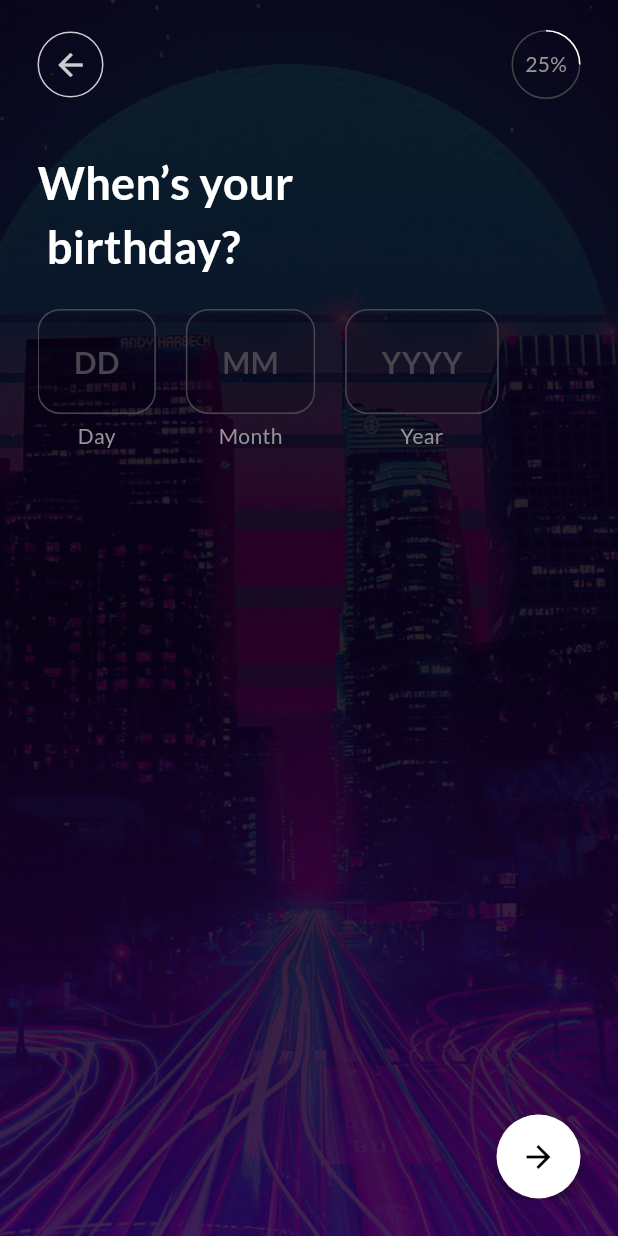
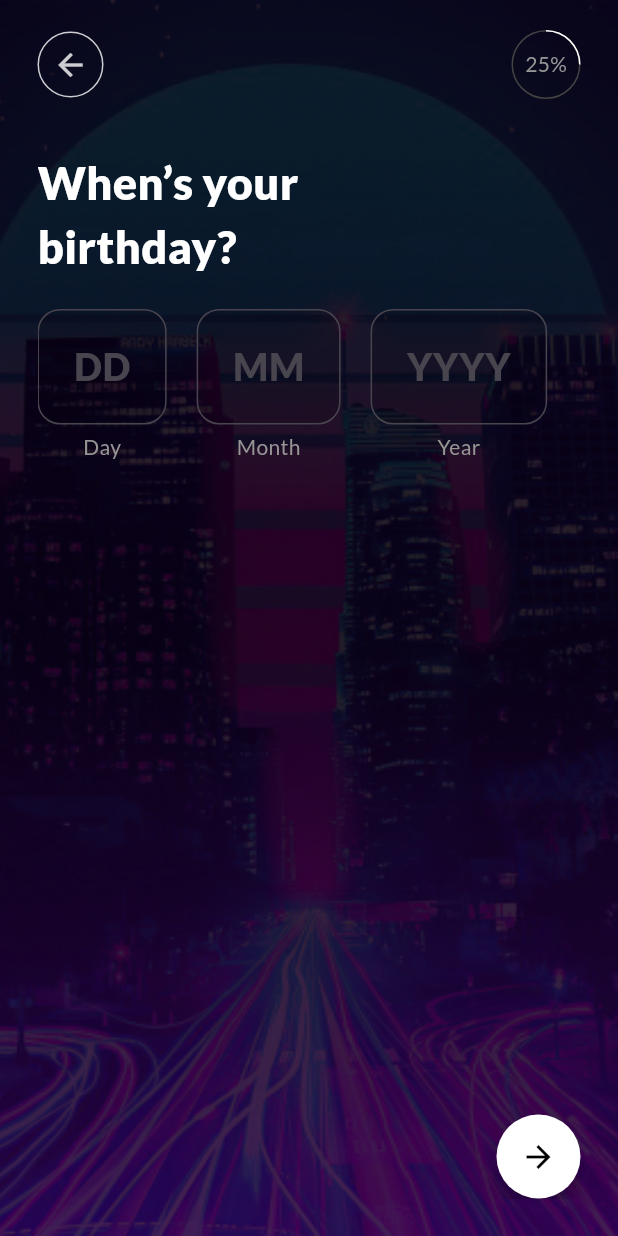
Before and after one commit to Albjon30/Albjon-Interview-Task, a Flutter app: the screen it shows after launch, after a tap on "Continue", on a phone screen of 412 x 824 dp. Run offline on Flutter 3.47's test engine with Material 3 defaults, Android fonts, the light colour scheme and no system bars; drawn by our look-alikes of percent_indicator; our stand-ins replace camera, go_router, google_mobile_ads, in_app_review, shared_preferences.

Commit message:
final fixes

```diff
--- a/lib/app_bar.dart
+++ b/lib/app_bar.dart
@@ -18,26 +18,21 @@ class AppBarWrapper extends StatelessWidget {
       key: scaffoldKey,
       body: Stack(
         children: [
-          MediaQuery.removePadding(
-            context: context,
-            removeBottom: true,
-            child: BackgroundImage(
-              image: screen != Routes.splashScreen
-                  ? "assets/onboarding_background.jpg"
-                  : "assets/splash_screen.jpg",
-            ),
-          ),
-          if (screen != Routes.cameraScreen &&
-              screen != Routes.imagePreviewScreen &&
-              screen != Routes.splashScreen) ...{
+          (screen == Routes.settingsScreen)
+              ? Container(color: Colors.black)
+              : BackgroundImage(
+                  image: screen == Routes.splashScreen
+                      ? "assets/splash_screen.jpg"
+                      : "assets/onboarding_background.jpg",
+                ),
+          if (!_isFullScreen(screen))
             SafeArea(
               child: ContentAlignment(
                 child: child ?? const SizedBox.shrink(),
               ),
             )
-          } else ...{
-            child ?? const SizedBox.shrink()
-          },
+          else
+            child ?? const SizedBox.shrink(),
           if (screen != Routes.splashScreen)
             Positioned(
               top: 20,
@@ -63,20 +58,26 @@ class AppBarWrapper extends StatelessWidget {
       ),
     );
   }
+
+  bool _isFullScreen(String screen) {
+    return screen == Routes.cameraScreen ||
+        screen == Routes.imagePreviewScreen ||
+        screen == Routes.splashScreen;
+  }
 }
 
 class LeadingButton extends StatelessWidget {
-  const LeadingButton({
-    super.key,
-  });
+  const LeadingButton({super.key});
 
   @override
   Widget build(BuildContext context) {
     return GestureDetector(
       onTap: () {
-        View.of(context).viewInsets.bottom > 0.0
-            ? FocusManager.instance.primaryFocus?.unfocus()
-            : context.pop(context);
+        if (View.of(context).viewInsets.bottom > 0.0) {
+          FocusManager.instance.primaryFocus?.unfocus();
+        } else {
+          context.pop(context);
+        }
       },
       child: Container(
         width: 44,
@@ -112,8 +113,7 @@ class _AppBarActionsState extends State<AppBarActions> {
   @override
   void initState() {
     super.initState();
-    // Set the progres value here only once to prevent resetting the animtion
-    progress = percentage(widget.screen);
+    progress = _calculateProgress(widget.screen);
   }
 
   @override
@@ -135,17 +135,16 @@ class _AppBarActionsState extends State<AppBarActions> {
             onTap: () => context.push(Routes.settingsScreen),
           ),
         ];
-      case Routes.birthdayScreen ||
-            Routes.genderScreen ||
-            Routes.addPhotoScreen ||
-            Routes.nicknameScreen:
+      case Routes.birthdayScreen:
+      case Routes.genderScreen:
+      case Routes.addPhotoScreen:
+      case Routes.nicknameScreen:
         return [
           CircularPercentIndicator(
             radius: 23.0,
             lineWidth: 1.0,
             percent: progress,
             animation: false,
-            animationDuration: 1000,
             backgroundColor: Colors.grey.shade800,
             center: Text(
               "${(progress * 100).toInt()}%",
@@ -161,7 +160,7 @@ class _AppBarActionsState extends State<AppBarActions> {
     }
   }
 
-  double percentage(screen) {
+  double _calculateProgress(String screen) {
     switch (screen) {
       case Routes.birthdayScreen:
         return 0.25;
--- a/lib/common/widgets.dart
+++ b/lib/common/widgets.dart
@@ -1,6 +1,5 @@
 import 'package:flutter/material.dart';
 import 'package:flutter/services.dart';
-import 'package:go_router/go_router.dart';
 
 class ContentAlignment extends StatelessWidget {
   final Widget child;
@@ -39,6 +38,7 @@ class BackgroundImage extends StatelessWidget {
           child: Image.asset(
             image,
             fit: BoxFit.cover,
+            cacheWidth: 1000,
           ),
         ),
         Positioned.fill(
@@ -113,7 +113,10 @@ Widget buildDateInputField({
             counterText: '', // Hides the counter text below the TextFormField
           ),
           style: const TextStyle(
-              color: Colors.white, fontSize: 20, fontWeight: FontWeight.bold),
+            color: Colors.white,
+            fontSize: 25,
+            fontWeight: FontWeight.w800,
+          ),
           initialValue: value,
           readOnly: readOnly,
           textAlign: TextAlign.center,
@@ -122,8 +125,13 @@ Widget buildDateInputField({
       ),
       if (label != null) ...{
         const SizedBox(height: 5),
-        Text(label,
-            style: const TextStyle(color: Color.fromRGBO(149, 149, 149, 1))),
+        Text(
+          label,
+          style: const TextStyle(
+            color: Color.fromRGBO(149, 149, 149, 1),
+            fontWeight: FontWeight.w400,
+          ),
+        ),
       }
     ],
   );
--- a/lib/main.dart
+++ b/lib/main.dart
@@ -17,12 +17,7 @@ class MyApp extends StatelessWidget {
       debugShowCheckedModeBanner: false,
       routerConfig: router,
       theme: ThemeData(
-        fontFamily: 'Lato', // Set Lato as the default font family
-        textTheme: const TextTheme(
-          bodyMedium: TextStyle(fontWeight: FontWeight.w400), // Regular
-          bodySmall: TextStyle(fontWeight: FontWeight.w300), // Light
-          headlineMedium: TextStyle(fontWeight: FontWeight.w700), // Bold
-        ),
+        fontFamily: 'Lato',
       ),
     );
   }
--- a/lib/routing/go_route.dart
+++ b/lib/routing/go_route.dart
@@ -22,11 +22,15 @@ class CustomTransition extends CustomTransitionPage<void> {
     super.key,
     required super.child,
   }) : super(
-          transitionDuration: const Duration(milliseconds: 100),
+          transitionDuration: const Duration(milliseconds: 70),
           reverseTransitionDuration: const Duration(milliseconds: 0),
           maintainState: false,
-          transitionsBuilder: (_, animation, __, child) {
-            return child;
+          transitionsBuilder: (context, animation, secondaryAnimation, child) {
+            return FadeTransition(
+              alwaysIncludeSemantics: true,
+              opacity: animation.drive(CurveTween(curve: Curves.ease)),
+              child: child,
+            );
           },
         );
 }
@@ -37,7 +41,6 @@ GoRouter routerWithLocation({
 }) {
   GoRouter.optionURLReflectsImperativeAPIs = true;
   return GoRouter(
-    debugLogDiagnostics: true,
     navigatorKey: routerNavigationKey,
     initialLocation: Routes.splashScreen,
     routes: <RouteBase>[
@@ -55,19 +58,19 @@ GoRouter routerWithLocation({
           GoRoute(
             path: Routes.birthdayScreen,
             pageBuilder: (BuildContext context, GoRouterState state) {
-              return CustomTransition(child: BirthdayScreen());
+              return CustomTransition(child: const BirthdayScreen());
             },
           ),
           GoRoute(
             path: Routes.nicknameScreen,
             pageBuilder: (BuildContext context, GoRouterState state) {
-              return CustomTransition(child: NicknameScreen());
+              return CustomTransition(child: const NicknameScreen());
             },
           ),
           GoRoute(
             path: Routes.genderScreen,
             pageBuilder: (BuildContext context, GoRouterState state) {
-              return CustomTransition(child: GenderSelectionScreen());
+              return CustomTransition(child: const GenderSelectionScreen());
             },
           ),
           GoRoute(
@@ -79,7 +82,7 @@ GoRouter routerWithLocation({
           GoRoute(
             path: Routes.cameraScreen,
             pageBuilder: (BuildContext context, GoRouterState state) {
-              return CustomTransition(child: CameraScreen());
+              return CustomTransition(child: const CameraScreen());
             },
           ),
           GoRoute(
--- a/lib/screens/add_photo_screen.dart
+++ b/lib/screens/add_photo_screen.dart
@@ -15,10 +15,10 @@ class PhotoScreen extends StatelessWidget {
           style: TextStyle(
             color: Colors.white,
             fontSize: 24,
-            fontWeight: FontWeight.bold,
+            fontWeight: FontWeight.w800,
           ),
         ),
-        const SizedBox(height: 20),
+        const SizedBox(height: 40),
         SizedBox(
           width: double.infinity,
           child: ElevatedButton(
@@ -79,7 +79,7 @@ class PhotoScreen extends StatelessWidget {
       child: Text(
         text,
         style: const TextStyle(
-          color: Colors.white,
+          color: Colors.grey,
           fontSize: 14,
         ),
       ),
--- a/lib/screens/birthday_screen.dart
+++ b/lib/screens/birthday_screen.dart
@@ -8,10 +8,10 @@ class BirthdayScreen extends StatefulWidget {
   const BirthdayScreen({super.key});
 
   @override
-  _BirthdayScreenState createState() => _BirthdayScreenState();
+  BirthdayScreenState createState() => BirthdayScreenState();
 }
 
-class _BirthdayScreenState extends State<BirthdayScreen> {
+class BirthdayScreenState extends State<BirthdayScreen> {
   final _formKey = GlobalKey<FormState>();
   final _dayController = TextEditingController();
   final _monthController = TextEditingController();
@@ -96,11 +96,11 @@ class _BirthdayScreenState extends State<BirthdayScreen> {
             crossAxisAlignment: CrossAxisAlignment.start,
             children: [
               const Text(
-                "When’s your\n birthday?",
+                "When’s your\nbirthday?",
                 style: TextStyle(
                   color: Colors.white,
                   fontSize: 30,
-                  fontWeight: FontWeight.bold,
+                  fontWeight: FontWeight.w800,
                 ),
               ),
               const SizedBox(height: 20),
--- a/lib/screens/camera_screen.dart
+++ b/lib/screens/camera_screen.dart
@@ -40,9 +40,7 @@ class _CameraScreenState extends State<CameraScreen> {
     try {
       await _cameraController.initialize();
       setState(() {});
-    } catch (e) {
-      print(e);
-    }
+    } catch (e) {}
   }
 
   @override
--- a/lib/screens/gender_screen.dart
+++ b/lib/screens/gender_screen.dart
@@ -16,14 +16,14 @@ class GenderSelectionScreen extends StatelessWidget {
           style: TextStyle(
             color: Colors.white,
             fontSize: 24,
-            fontWeight: FontWeight.bold,
+            fontWeight: FontWeight.w800,
           ),
         ),
         const Text(
           "Your gender helps us find the right\n matches for you.",
           style: TextStyle(
-            color: Colors.white70,
-            fontSize: 16,
+            color: Colors.grey,
+            fontSize: 15,
           ),
         ),
         const SizedBox(height: 20),
--- a/lib/screens/nickname_screen.dart
+++ b/lib/screens/nickname_screen.dart
@@ -77,8 +77,8 @@ class _NicknameScreenState extends State<NicknameScreen> {
                 "Choose your\nnickname",
                 style: TextStyle(
                   color: Colors.white,
-                  fontSize: 24,
-                  fontWeight: FontWeight.bold,
+                  fontSize: 30,
+                  fontWeight: FontWeight.w800,
                 ),
               ),
               const SizedBox(height: 20),
@@ -92,7 +92,7 @@ class _NicknameScreenState extends State<NicknameScreen> {
                   padding: const EdgeInsets.only(top: 10),
                   child: Text(
                     _errorMessage!,
-                    style: const TextStyle(color: Colors.red, fontSize: 14),
+                    style: const TextStyle(color: Colors.red, fontSize: 16),
                   ),
                 ),
             ],
--- a/lib/screens/splash_screen.dart
+++ b/lib/screens/splash_screen.dart
@@ -31,16 +31,16 @@ class SplashScreen extends StatelessWidget {
                     style: TextStyle(
                       color: Colors.white,
                       fontSize: 24,
-                      fontWeight: FontWeight.bold,
+                      fontWeight: FontWeight.w800,
                     ),
                   ),
                   const Text(
                     'Start now by creating your profile and connect!',
                     textAlign: TextAlign.center,
                     style: TextStyle(
-                      color: Colors.white70,
-                      fontSize: 16,
-                    ),
+                        color: Colors.white70,
+                        fontSize: 16,
+                        fontWeight: FontWeight.w400),
                   ),
                   const SizedBox(height: 20),
                   SizedBox(
```
Also changed, not shown: lib/screens/image_preview_screen.dart (+8 -10 lines), lib/screens/settings_screen.dart (+26 -6 lines).
